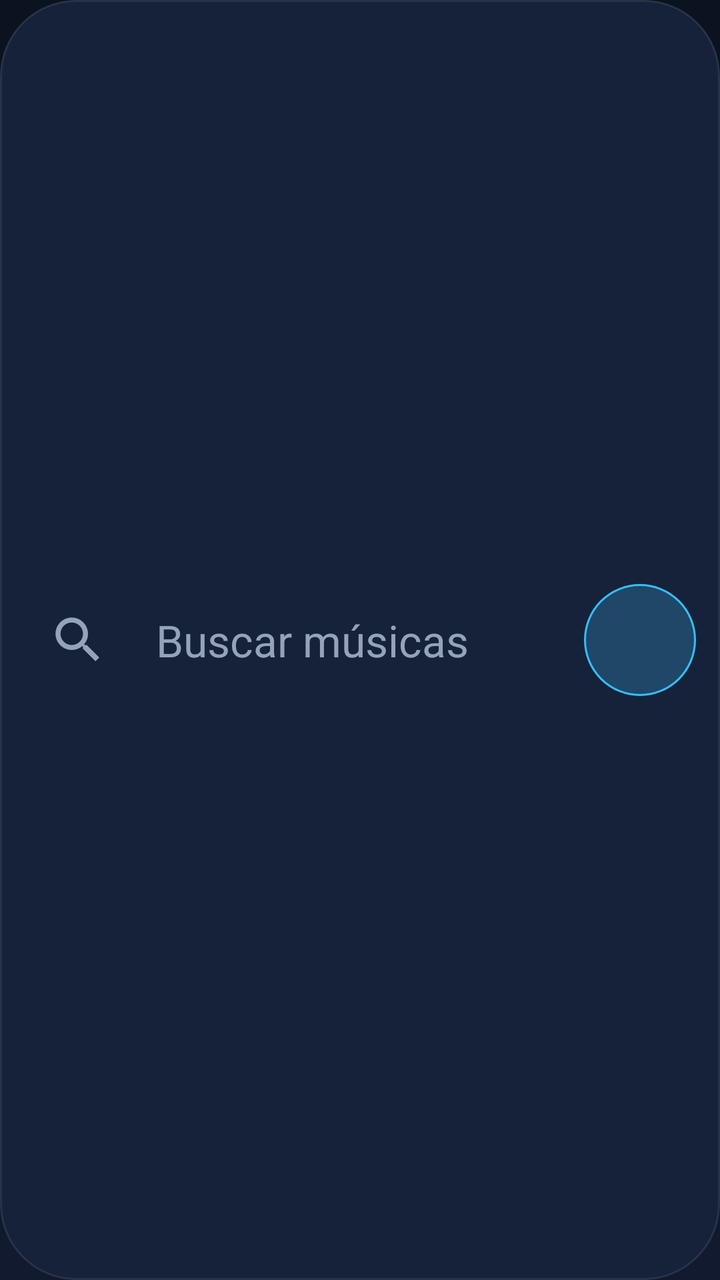
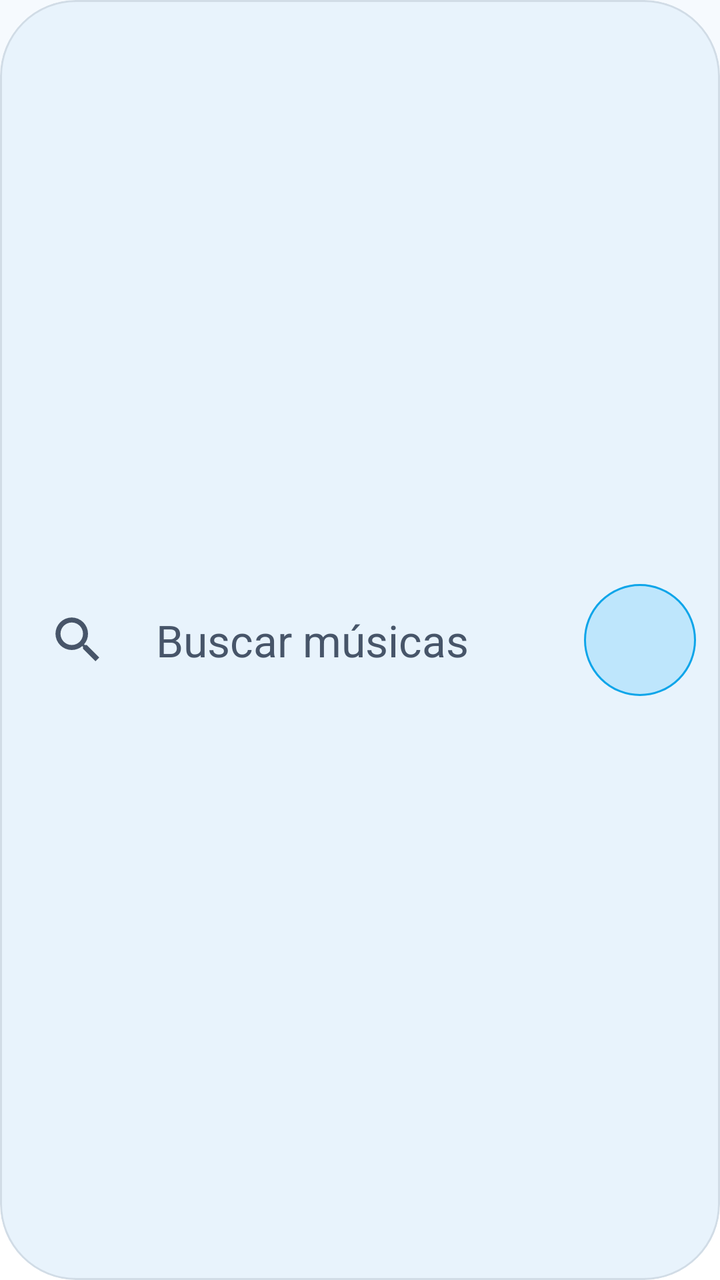

The first picture is an Android layout as it rendered before a commit; the second is the same layout after the commit. The layout source and the unified diff follow.
<!-- AndroidManifest.xml: another module's application theme Theme.MystMusic -->
<!-- res/layout/item_home_search.xml -->
<?xml version="1.0" encoding="utf-8"?>
<com.google.android.material.card.MaterialCardView xmlns:android="http://schemas.android.com/apk/res/android"
    xmlns:app="http://schemas.android.com/apk/res-auto"
    android:id="@+id/homeSearchCard"
    android:layout_width="match_parent"
    android:layout_height="76dp"
    android:layout_marginStart="@dimen/screen_margin"
    android:layout_marginEnd="@dimen/screen_margin"
    android:clickable="true"
    android:contentDescription="@string/search_hint"
    android:focusable="true"
    app:cardBackgroundColor="@color/surface_alt"
    app:cardCornerRadius="38dp"
    app:cardElevation="0dp"
    app:strokeColor="@color/white_8"
    app:strokeWidth="1dp">

    <LinearLayout
        android:layout_width="match_parent"
        android:layout_height="match_parent"
        android:gravity="center_vertical"
        android:orientation="horizontal"
        android:paddingStart="@dimen/space_m"
        android:paddingEnd="@dimen/space_s">

        <ImageView
            android:layout_width="30dp"
            android:layout_height="30dp"
            android:contentDescription="@null"
            android:src="@drawable/ic_search"
            app:tint="@color/text_dim" />

        <TextView
            android:layout_width="0dp"
            android:layout_height="wrap_content"
            android:layout_marginStart="@dimen/space_m"
            android:layout_weight="1"
            android:text="@string/search_hint"
            android:textColor="@color/text_dim"
            android:textSize="22sp" />

        <FrameLayout
            android:layout_width="56dp"
            android:layout_height="56dp"
            android:background="@drawable/bg_avatar">

            <TextView
                android:id="@+id/homeAvatar"
                android:layout_width="wrap_content"
                android:layout_height="wrap_content"
                android:layout_gravity="center"
                android:fontFamily="sans-serif-medium"
                android:textColor="@color/sky_400"
                android:textSize="20sp" />
        </FrameLayout>
    </LinearLayout>
</com.google.android.material.card.MaterialCardView>
<!-- resources referenced by this layout -->
<resources>
  <color name="surface_alt">#16223A</color>
  <color name="text_dim">#94A3B8</color>
  <color name="white_8">#14FFFFFF</color>
  <!-- drawable bg_avatar (drawable) -->
  <?xml version="1.0" encoding="utf-8"?>
  <shape xmlns:android="http://schemas.android.com/apk/res/android" android:shape="oval">
      <solid android:color="@color/sky_alpha_24" />
      <stroke android:width="1dp" android:color="@color/sky_400" />
  </shape>
  <style name="Theme.MystMusic" parent="Theme.Material3.Dark.NoActionBar">
          <item name="colorPrimary">@color/sky_400</item>
          <item name="colorOnPrimary">@color/bg</item>
          <item name="colorPrimaryContainer">@color/sky_500</item>
          <item name="colorOnPrimaryContainer">@color/bg</item>
          <item name="colorSecondary">@color/sky_500</item>
          <item name="colorOnSecondary">@color/text</item>
          <item name="colorSurface">@color/surface</item>
          <item name="colorOnSurface">@color/text</item>
          <item name="colorOnSurfaceVariant">@color/text_dim</item>
          <item name="colorError">@color/error</item>
          <item name="android:colorBackground">@color/bg</item>
          <item name="android:windowBackground">@drawable/bg_app</item>
          <item name="android:statusBarColor">@android:color/transparent</item>
          <item name="android:navigationBarColor">@android:color/transparent</item>
          <item name="android:windowLightStatusBar">false</item>
          <item name="android:windowLightNavigationBar">false</item>
          <item name="android:windowDrawsSystemBarBackgrounds">true</item>
          <item name="android:textColorPrimary">@color/text</item>
          <item name="android:textColorSecondary">@color/text_dim</item>
          <item name="materialAlertDialogTheme">@style/ThemeOverlay.MystMusic.Dialog</item>
          <item name="bottomSheetDialogTheme">@style/ThemeOverlay.MystMusic.BottomSheet</item>
          <item name="android:windowAnimationStyle">@style/Animation.MystMusic.Window</item>
          <item name="android:windowContentTransitions">true</item>
          <item name="android:forceDarkAllowed" tools:targetApi="q">false</item>
      </style>
  <color name="sky_alpha_24">#3D38BDF8</color>
  <color name="bg">#0B1220</color>
  <color name="sky_500">#0EA5E9</color>
  <color name="text">#F1F5F9</color>
  <color name="surface">#111A2E</color>
  <color name="error">#F87171</color>
  <!-- drawable bg_app (drawable) -->
  <?xml version="1.0" encoding="utf-8"?>
  <shape xmlns:android="http://schemas.android.com/apk/res/android" android:shape="rectangle">
      <gradient android:angle="270" android:startColor="@color/bg" android:endColor="@color/surface" />
  </shape>
  <style name="ThemeOverlay.MystMusic.Dialog" parent="ThemeOverlay.Material3.MaterialAlertDialog">
          <item name="colorSurface">@color/surface_alt</item>
          <item name="colorOnSurface">@color/text</item>
          <item name="colorPrimary">@color/sky_400</item>
          <item name="android:windowBackground">@color/transparent</item>
          <item name="android:windowAnimationStyle">@style/Animation.MystMusic.Dialog</item>
      </style>
  <style name="Widget.MystMusic.BottomSheet" parent="Widget.Material3.BottomSheet.Modal">
          <item name="backgroundTint">@color/surface_alt</item>
          <item name="shapeAppearanceOverlay">@style/ShapeAppearance.MystMusic.BottomSheet</item>
      </style>
  <!-- unchanged entries left out for length: 11 -->
</resources>

<!-- the commit's change to res/layout/item_home_search.xml (unified diff, before → after) -->
@@ -9,10 +9,10 @@
     android:clickable="true"
     android:contentDescription="@string/search_hint"
     android:focusable="true"
-    app:cardBackgroundColor="@color/surface_alt"
+    app:cardBackgroundColor="?attr/mystSurfaceAlt"
     app:cardCornerRadius="38dp"
     app:cardElevation="0dp"
-    app:strokeColor="@color/white_8"
+    app:strokeColor="?attr/mystStroke"
     app:strokeWidth="1dp">
 
     <LinearLayout
@@ -28,7 +28,7 @@
             android:layout_height="30dp"
             android:contentDescription="@null"
             android:src="@drawable/ic_search"
-            app:tint="@color/text_dim" />
+            app:tint="?attr/mystOnSurfaceDim" />
 
         <TextView
             android:layout_width="0dp"
@@ -36,7 +36,7 @@
             android:layout_marginStart="@dimen/space_m"
             android:layout_weight="1"
             android:text="@string/search_hint"
-            android:textColor="@color/text_dim"
+            android:textColor="?attr/mystOnSurfaceDim"
             android:textSize="22sp" />
 
         <FrameLayout
@@ -50,7 +50,7 @@
                 android:layout_height="wrap_content"
                 android:layout_gravity="center"
                 android:fontFamily="sans-serif-medium"
-                android:textColor="@color/sky_400"
+                android:textColor="?attr/mystAccentText"
                 android:textSize="20sp" />
         </FrameLayout>
     </LinearLayout>
<!-- resource entries referenced after the edit -->
@@ -1,60 +1,101 @@
 <!-- resources referenced by this layout -->
 <resources>
-  <color name="surface_alt">#16223A</color>
-  <color name="text_dim">#94A3B8</color>
-  <color name="white_8">#14FFFFFF</color>
   <!-- drawable bg_avatar (drawable) -->
   <?xml version="1.0" encoding="utf-8"?>
   <shape xmlns:android="http://schemas.android.com/apk/res/android" android:shape="oval">
-      <solid android:color="@color/sky_alpha_24" />
-      <stroke android:width="1dp" android:color="@color/sky_400" />
+      <solid android:color="?attr/mystAccentAlpha24" />
+      <stroke android:width="1dp" android:color="?attr/mystAccent" />
   </shape>
-  <style name="Theme.MystMusic" parent="Theme.Material3.Dark.NoActionBar">
-          <item name="colorPrimary">@color/sky_400</item>
-          <item name="colorOnPrimary">@color/bg</item>
-          <item name="colorPrimaryContainer">@color/sky_500</item>
-          <item name="colorOnPrimaryContainer">@color/bg</item>
-          <item name="colorSecondary">@color/sky_500</item>
-          <item name="colorOnSecondary">@color/text</item>
-          <item name="colorSurface">@color/surface</item>
-          <item name="colorOnSurface">@color/text</item>
-          <item name="colorOnSurfaceVariant">@color/text_dim</item>
-          <item name="colorError">@color/error</item>
-          <item name="android:colorBackground">@color/bg</item>
+  <style name="Theme.MystMusic" parent="Theme.MystMusic.Base">
+          <item name="colorPrimary">@color/light_accent</item>
+          <item name="colorOnPrimary">@color/on_accent</item>
+          <item name="colorPrimaryContainer">@color/sky_400</item>
+          <item name="colorOnPrimaryContainer">@color/on_accent</item>
+          <item name="colorSecondary">@color/light_accent_text</item>
+          <item name="colorOnSecondary">@color/on_accent</item>
+          <item name="colorSurface">@color/light_surface</item>
+          <item name="colorOnSurface">@color/light_text</item>
+          <item name="colorSurfaceVariant">@color/light_surface_alt</item>
+          <item name="colorOnSurfaceVariant">@color/light_text_dim</item>
+          <item name="colorOutline">@color/light_stroke_strong</item>
+          <item name="colorError">@color/light_error</item>
+          <item name="colorOnError">@color/white</item>
+          <item name="colorControlNormal">@color/light_text_dim</item>
+          <item name="colorControlActivated">@color/light_accent</item>
+          <item name="colorControlHighlight">@color/accent_alpha_24</item>
+          <item name="android:colorBackground">@color/light_bg</item>
+          <item name="android:textColorPrimary">@color/light_text</item>
+          <item name="android:textColorSecondary">@color/light_text_dim</item>
+          <item name="android:windowLightStatusBar" tools:targetApi="m">true</item>
+          <item name="android:windowLightNavigationBar" tools:targetApi="o_mr1">true</item>
+  
+          <item name="mystBackground">@color/light_bg</item>
+          <item name="mystSurface">@color/light_surface</item>
+          <item name="mystSurfaceAlt">@color/light_surface_alt</item>
+          <item name="mystOnSurface">@color/light_text</item>
+          <item name="mystOnSurfaceDim">@color/light_text_dim</item>
+          <item name="mystNavbarBg">@color/light_navbar</item>
+          <item name="mystStroke">@color/light_stroke</item>
+          <item name="mystStrokeStrong">@color/light_stroke_strong</item>
+          <item name="mystGradientStart">@color/light_bg</item>
+          <item name="mystGradientEnd">@color/light_surface_alt</item>
+          <item name="mystAccent">@color/light_accent</item>
+          <item name="mystAccentDark">@color/light_accent_dark</item>
+          <item name="mystAccentText">@color/light_accent_text</item>
+          <item name="mystOnAccent">@color/on_accent</item>
+          <item name="mystOnImage">@color/on_image</item>
+          <item name="mystImageScrim">@color/image_scrim</item>
+          <item name="mystPlayerScrim">@color/light_player_scrim</item>
+          <item name="mystError">@color/light_error</item>
+          <item name="mystSuccess">@color/light_success</item>
+          <item name="mystAccentAlpha16">@color/accent_alpha_16</item>
+          <item name="mystAccentAlpha24">@color/accent_alpha_24</item>
+      </style>
+  <style name="Theme.MystMusic.Base" parent="Theme.Material3.DayNight.NoActionBar">
           <item name="android:windowBackground">@drawable/bg_app</item>
           <item name="android:statusBarColor">@android:color/transparent</item>
           <item name="android:navigationBarColor">@android:color/transparent</item>
-          <item name="android:windowLightStatusBar">false</item>
-          <item name="android:windowLightNavigationBar">false</item>
           <item name="android:windowDrawsSystemBarBackgrounds">true</item>
-          <item name="android:textColorPrimary">@color/text</item>
-          <item name="android:textColorSecondary">@color/text_dim</item>
+          <item name="android:windowContentTransitions">true</item>
+          <item name="android:forceDarkAllowed" tools:targetApi="q">false</item>
           <item name="materialAlertDialogTheme">@style/ThemeOverlay.MystMusic.Dialog</item>
           <item name="bottomSheetDialogTheme">@style/ThemeOverlay.MystMusic.BottomSheet</item>
           <item name="android:windowAnimationStyle">@style/Animation.MystMusic.Window</item>
-          <item name="android:windowContentTransitions">true</item>
-          <item name="android:forceDarkAllowed" tools:targetApi="q">false</item>
       </style>
-  <color name="sky_alpha_24">#3D38BDF8</color>
-  <color name="bg">#0B1220</color>
-  <color name="sky_500">#0EA5E9</color>
-  <color name="text">#F1F5F9</color>
-  <color name="surface">#111A2E</color>
-  <color name="error">#F87171</color>
+  <color name="light_accent">#0EA5E9</color>
+  <color name="on_accent">#04202E</color>
+  <color name="light_accent_text">#0369A1</color>
+  <color name="light_surface">#FFFFFF</color>
+  <color name="light_text">#0F172A</color>
+  <color name="light_surface_alt">#E8F3FC</color>
+  <color name="light_text_dim">#475569</color>
+  <color name="light_stroke_strong">#330F172A</color>
+  <color name="light_error">#DC2626</color>
+  <color name="white">#FFFFFF</color>
+  <color name="accent_alpha_24">#3D38BDF8</color>
+  <color name="light_bg">#F6FAFE</color>
+  <color name="light_navbar">#EBFFFFFF</color>
+  <color name="light_stroke">#1A0F172A</color>
+  <color name="light_accent_dark">#0284C7</color>
+  <color name="on_image">#FFFFFF</color>
+  <color name="image_scrim">#80000000</color>
+  <color name="light_player_scrim">#CCF6FAFE</color>
+  <color name="light_success">#15803D</color>
+  <color name="accent_alpha_16">#2938BDF8</color>
   <!-- drawable bg_app (drawable) -->
   <?xml version="1.0" encoding="utf-8"?>
   <shape xmlns:android="http://schemas.android.com/apk/res/android" android:shape="rectangle">
-      <gradient android:angle="270" android:startColor="@color/bg" android:endColor="@color/surface" />
+      <gradient android:angle="270" android:startColor="?attr/mystBackground" android:endColor="?attr/mystSurface" />
   </shape>
   <style name="ThemeOverlay.MystMusic.Dialog" parent="ThemeOverlay.Material3.MaterialAlertDialog">
-          <item name="colorSurface">@color/surface_alt</item>
-          <item name="colorOnSurface">@color/text</item>
-          <item name="colorPrimary">@color/sky_400</item>
+          <item name="colorSurface">?attr/mystSurfaceAlt</item>
+          <item name="colorOnSurface">?attr/mystOnSurface</item>
+          <item name="colorPrimary">?attr/mystAccentText</item>
           <item name="android:windowBackground">@color/transparent</item>
           <item name="android:windowAnimationStyle">@style/Animation.MystMusic.Dialog</item>
       </style>
   <style name="Widget.MystMusic.BottomSheet" parent="Widget.Material3.BottomSheet.Modal">
-          <item name="backgroundTint">@color/surface_alt</item>
+          <item name="backgroundTint">?attr/mystSurfaceAlt</item>
           <item name="shapeAppearanceOverlay">@style/ShapeAppearance.MystMusic.BottomSheet</item>
       </style>
   <!-- unchanged entries left out for length: 11 -->
